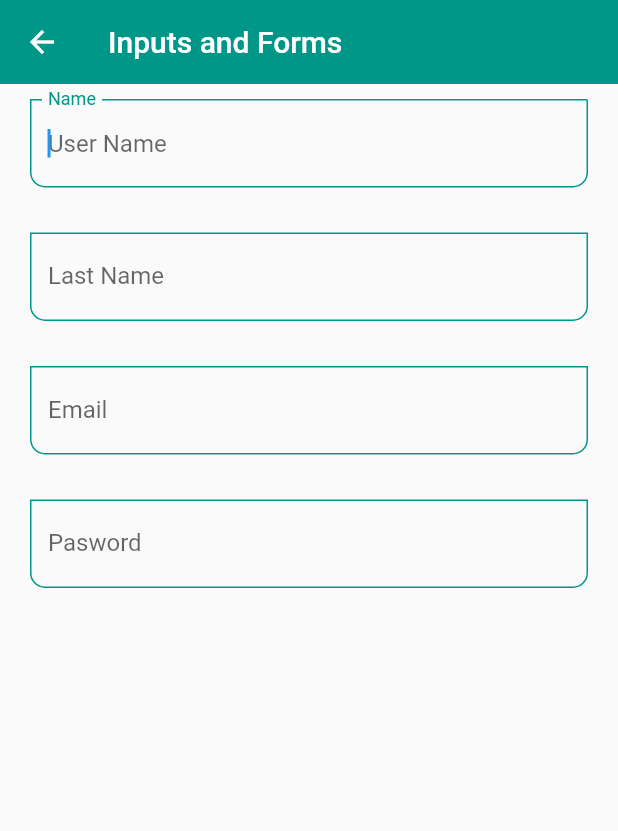
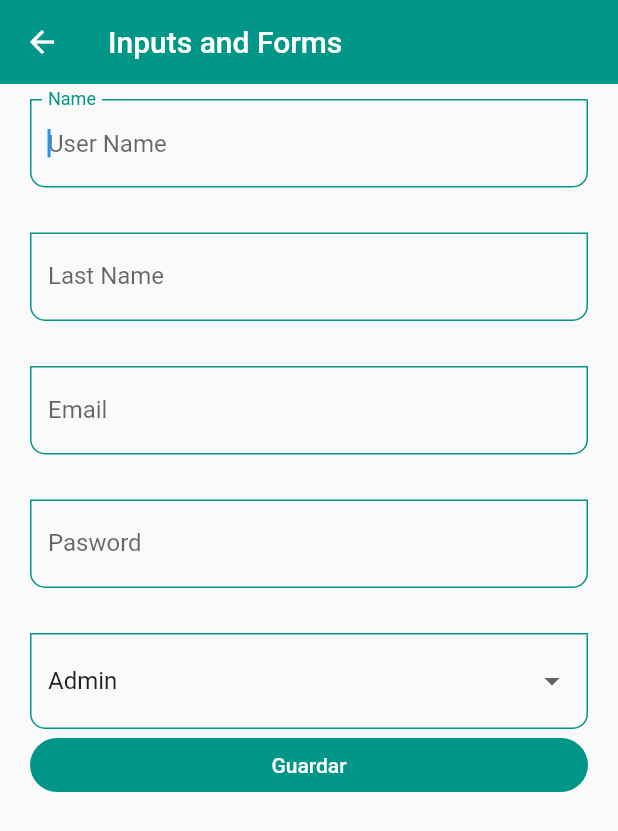
Before and after one commit to bastndev/Flutter-ListView-1, a Flutter app: the InputssScreen screen opened by its route, on a phone screen of 412 x 824 dp. Shown: the top 831 px of the screen. Run offline on Flutter 3.47's test engine with Material 2 defaults, Android fonts, the light colour scheme and no system bars.

Commit message:
:arrow_up: ListView `Flutter` versión 8.32.c (#5)

```diff
--- a/lib/screens/inputs_screen.dart
+++ b/lib/screens/inputs_screen.dart
@@ -7,6 +7,17 @@ class InputssScreen extends StatelessWidget {
 
   @override
   Widget build(BuildContext context) {
+
+    final GlobalKey<FormState> myFormKey = GlobalKey<FormState>();
+
+    final Map<String, String> formValues = {
+      'first_name': 'Bastian',
+      'last_name' : 'Dev',
+      'email'     : 'bastndev@gmail.com',
+      'password'  : '123456',
+      'role'      : 'Admin',
+    };
+
     return Scaffold(
         appBar: AppBar(
           title: const Text('Inputs and Forms'),
@@ -14,25 +25,61 @@ class InputssScreen extends StatelessWidget {
         body: SingleChildScrollView(
           child: Padding(
             padding: const EdgeInsets.symmetric(horizontal: 20, vertical: 10),
-            child: Column(
-            children:const [
+            child: Form(
+              key: myFormKey,
+              child: Column(children: [
 
-              CustomInputField( labelText: 'Name', hintText: 'User Name',),
+                CustomInputField(labelText: 'Name',hintText: 'User Name', formProperty: 'first_name', formaValues: formValues,),
+                const SizedBox(height: 30,),
 
-              SizedBox(height: 30,),
-              CustomInputField( labelText: 'Last Name', hintText: 'Last Name',),
+                CustomInputField(labelText: 'Last Name',hintText: 'Last Name', formProperty: 'last_name', formaValues: formValues,),
+                const SizedBox(height: 30,),
 
-              SizedBox(height: 30,),
-              CustomInputField( labelText: 'Email', hintText: 'Email User', keyboardType: TextInputType.emailAddress,),
+                CustomInputField(labelText: 'Email',hintText: 'Email User',keyboardType: TextInputType.emailAddress, formProperty: 'email', formaValues: formValues,),
+                const SizedBox(height: 30,),
 
-              SizedBox(height: 30,),
-              CustomInputField( labelText: 'Pasword', hintText: 'User Pasword', obscureText: true,),
+                CustomInputField(labelText: 'Pasword',hintText: 'User Pasword',obscureText: true, formProperty: 'password', formaValues: formValues,),
+                const SizedBox(height: 30,),
+
+                /* --- --- --- --- --- --- --- NO se que sea */
+                DropdownButtonFormField<String>(
+                  value: 'Admin',
+                  items:const [
+                    DropdownMenuItem(value: 'Admin', child: Text('Admin')),
+                    DropdownMenuItem(value: 'SuperUser', child: Text('SuperUser')),
+                    DropdownMenuItem(value: 'Developer', child: Text('Developer')),
+                    DropdownMenuItem(value: 'Jr.Developer', child: Text('Jr.Developer')),
+                  ],
+                  onChanged: (value) {
+                    print(value);
+                    formValues['role'] = value ?? 'Admin';
+
+                    },
+                ),
 
 
-            ]
+
+                /* --- --- --- --- --- --- ---Elevate Button */
+                ElevatedButton(
+                  child: const SizedBox(
+                      width: double.infinity,
+                      child: Center(child: const Text('Guardar'))),
+                  onPressed: () {
+
+                    FocusScope.of(context).requestFocus(FocusNode());
+
+                    if( !myFormKey.currentState!.validate()){
+                      print('Formulario No Valido');
+                      return;
+                    }
+
+                    //* Imprimir Valores del Formulario
+                    print(formValues);
+                  },
+                )
+              ]),
+            ),
           ),
-        ),
-      )
-    );
+        ));
   }
 }
--- a/lib/widgets/custom_input_field.dart
+++ b/lib/widgets/custom_input_field.dart
@@ -9,6 +9,9 @@ class CustomInputField extends StatelessWidget {
   final TextInputType? keyboardType;
   final bool  obscureText;
 
+  final String formProperty;
+  final Map<String, String> formaValues;
+
   const CustomInputField({
     super.key,
     this.hintText,
@@ -18,6 +21,8 @@ class CustomInputField extends StatelessWidget {
     this.suffixIcon,
     this.keyboardType,
     this.obscureText = false,
+    required this.formProperty,
+    required this.formaValues,
   });
 
   @override
@@ -30,7 +35,8 @@ class CustomInputField extends StatelessWidget {
       obscureText:obscureText,
 
       // ignore: avoid_print
-      onChanged: (value) {print('value: $value');},
+      onChanged: (value)=> formaValues[formProperty] = value,
+
       /*  --- --- --- --- --- --- --- Date Usar  */
       validator: (value) {
         if (value == null) return 'Este Campo es requerido';
```
